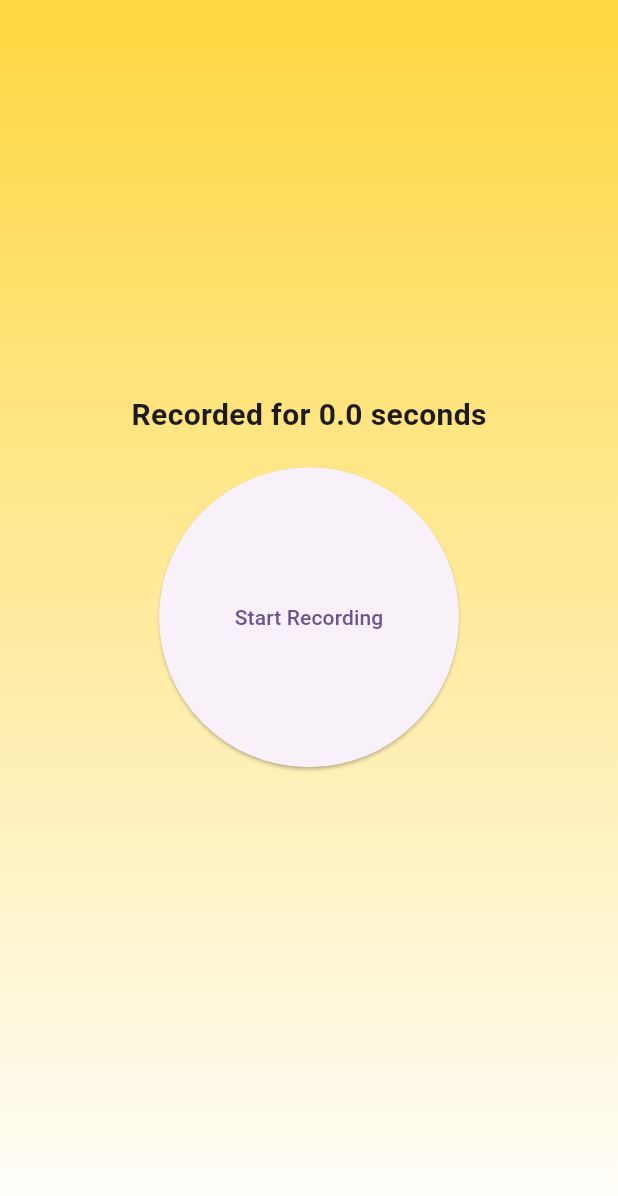
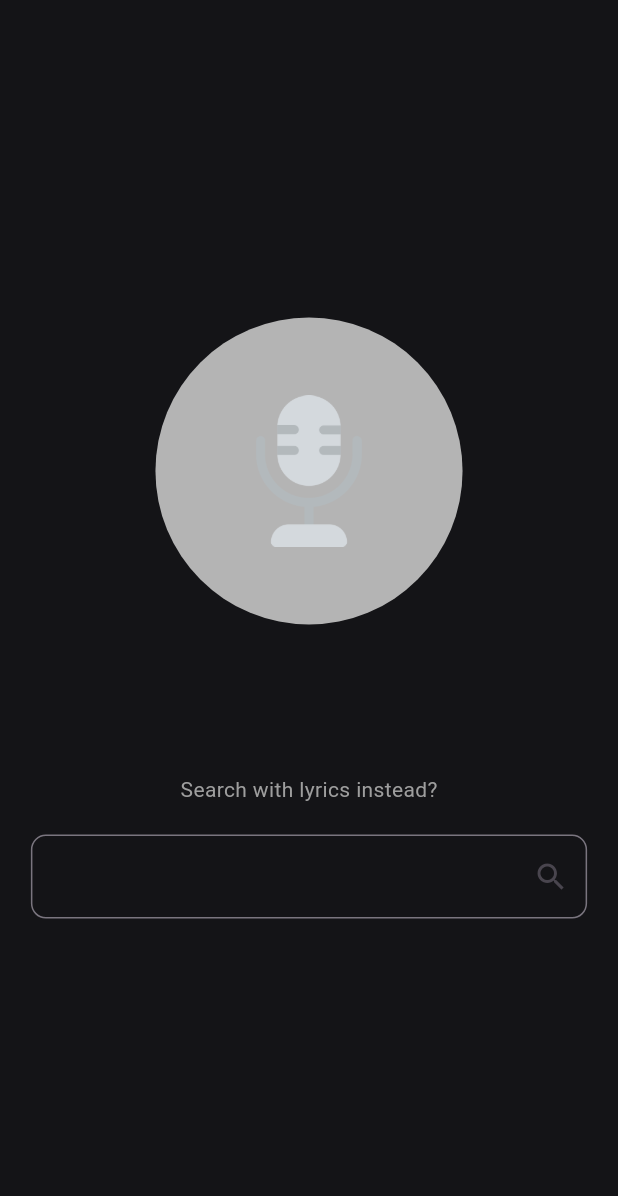
Before and after one commit to imrnh/Melody-app, a Flutter app: the ListenMusicPage screen opened directly, on a phone screen of 412 x 824 dp. Shown: the top 1196 px of the screen. Run offline on Flutter 3.47's test engine with Material 3 defaults, Android fonts, the phone set to English and light mode, and no system bars; our stand-ins replace firebase_auth, firebase_core, firebase_database, flutter_chat_types, flutter_chat_ui, get and 2 more; missing offline and left inert: record; accounts and stored records are empty.

Commit message:
Added lyrics input

```diff
--- a/lib/main.dart
+++ b/lib/main.dart
@@ -42,8 +42,9 @@ class MyApp extends StatelessWidget {
         useMaterial3: true,
       ),
       debugShowCheckedModeBanner: false,
-      initialRoute: "/discover", //ChatPage(myUID: "2343", frUID: "4009viodsf"),
-      getPages: pageMapping(),
+      // initialRoute: "/discover", //ChatPage(myUID: "2343", frUID: "4009viodsf"),
+      // getPages: pageMapping(),
+      home: AuthScreen(),
     );
   }
 }
--- a/lib/pages/music_discovery/listen_audio.dart
+++ b/lib/pages/music_discovery/listen_audio.dart
@@ -7,6 +7,7 @@ import 'package:path_provider/path_provider.dart';
 import 'dart:io';
 import 'package:http/http.dart' as http;
 import 'package:twilite/pages/music_discovery/discovered_music_view.dart';
+import 'package:google_fonts/google_fonts.dart';
 
 String randomString() {
   final random = Random.secure();
@@ -15,27 +16,68 @@ String randomString() {
 }
 
 class ListenMusicPage extends StatefulWidget {
-  const ListenMusicPage({super.key});
+  ListenMusicPage({super.key});
 
   @override
   State<ListenMusicPage> createState() => _ListenMusicPageState();
 }
 
-class _ListenMusicPageState extends State<ListenMusicPage> {
+class _ListenMusicPageState extends State<ListenMusicPage>
+    with TickerProviderStateMixin {
   final recorder = AudioRecorder();
   List<dynamic> audioData = [];
   late DateTime startTime;
-  late double totalWTime = 0.0;
   late String rpath = "";
-  final String audio_filename = randomString();
+  final String audioFilename = randomString();
   bool isRecording = false;
+
+  TextEditingController editingController = TextEditingController();
+  String _response = '';
+
+  late AnimationController _controller;
+  @override
+  void initState() {
+    _controller = AnimationController(
+      vsync: this,
+      duration: const Duration(seconds: 2),
+    );
+    _controller.repeat(
+        reverse: true); // Reversing the animation to create a continuous effect
+    super.initState();
+  }
+
+  void searchWithLyrics() async {
+    String url = 'http://192.168.65.244:8000/lyrics/search';
+    String textToSend = editingController.text;
+    try {
+      final response = await http.post(
+        Uri.parse(url),
+        body: json.encode({'search_text': textToSend}),
+        headers: {
+          'Content-Type': 'application/json',
+        },
+      );
+
+      var responseData = await response.body;
+
+      List<dynamic> songs = json.decode(responseData)['songs'];
+      if (songs.length > 0) {
+        Get.to(DiscoveredMusicViewPage(
+            songTitle: songs[0]['mname'],
+            songArtist: songs[0]['artist_name'],
+            songs: songs));
+      }
+    } catch (e) {
+      print("Exception : $e");
+    }
+  }
 
   void uploadFile() async {
     final directory = await getApplicationDocumentsDirectory();
-    File file = File('${directory.path}/$audio_filename.m4a');
+    File file = File('${directory.path}/$audioFilename.m4a');
     var request = http.MultipartRequest(
       'POST',
-      Uri.parse('http://10.24.78.19:8000/uploadfile/'),
+      Uri.parse('http://10.24.78.19:8000/music/uploadfile/'),
     );
 
     var fileStream = http.ByteStream(file.openRead());
@@ -46,14 +88,9 @@ class _ListenMusicPageState extends State<ListenMusicPage> {
     request.files.add(multipartFile);
 
     try {
-      // Send the request
       var response = await request.send();
-
-      // Check the response
-
       var responseData = await response.stream.bytesToString();
 
-      print("@@@@@@@@@@@@@@@@@@@@@@@@@@@@@@@@@@@@@@@@@@@@@@@@@@@@@\t\t\t");
       List<dynamic> songs = json.decode(responseData)['songs'];
 
       String first_song = songs[0];
@@ -62,7 +99,6 @@ class _ListenMusicPageState extends State<ListenMusicPage> {
       Get.to(DiscoveredMusicViewPage(
           songTitle: title, songArtist: artist, songs: songs));
     } catch (e) {
-      totalWTime = DateTime.now().difference(startTime).inMilliseconds / 1000.0;
       print('Error uploading file: $e');
     }
   }
@@ -72,80 +108,115 @@ class _ListenMusicPageState extends State<ListenMusicPage> {
       final directory = await getApplicationDocumentsDirectory();
       startTime = DateTime.now();
       await recorder.start(const RecordConfig(sampleRate: 44100),
-          path: '${directory.path}/$audio_filename.m4a');
+          path: '${directory.path}/$audioFilename.m4a');
     }
   }
 
-  // void startListening() async {
-  //   audioData = []; //cleanign list before starting.
-  //   startTime = DateTime.now();
-  //   if (await recorder.hasPermission()) {
-  //     final stream = await recorder
-  //         .startStream(const RecordConfig(sampleRate: 44100, bitRate: 350000));
-  //
-  //     stream.listen((data) {
-  //       audioData.add(data);
-  //     });
-  //   }
-  // }
-
   void stopRecording() async {
-    final path = await recorder.stop();
-
-    setState(() {
-      // rpath = path!;
-      totalWTime = DateTime.now().difference(startTime).inMilliseconds / 1000.0;
-    });
+    await recorder.stop();
     uploadFile();
-  }
-
-  void printData() {
-    // print("\n\n\n\n\n\n\n\n\n\n\n\n\n\naudio data is: \n\n\n\n\n\n\n\n ${audioData[2].length}");
-    print("Total length:  ${audioData.length}");
-    int lsum = 0;
-    audioData.forEach((element) {
-      print("L: ${element.length}");
-      lsum = lsum + element.length as int;
-    });
-    print("Bits: $lsum");
   }
 
   @override
   Widget build(BuildContext context) {
     return Scaffold(
+      backgroundColor: Color.fromRGBO(20, 20, 23, 1),
       body: Container(
         width: MediaQuery.of(context).size.width,
         height: MediaQuery.of(context).size.height,
-        decoration: BoxDecoration(
-          gradient: LinearGradient(
-            begin: Alignment.topCenter,
-            end: Alignment.bottomCenter,
-            colors: [Colors.amberAccent, Colors.white],
-          ),
-        ),
+        decoration: BoxDecoration(),
         child: Padding(
           padding: EdgeInsets.all(16.0),
           child: Column(
             mainAxisAlignment: MainAxisAlignment.center,
             crossAxisAlignment: CrossAxisAlignment.center,
             children: [
+              AnimatedBuilder(
+                  animation: _controller,
+                  builder: (context, child) {
+                    return Container(
+                      width:
+                          200 + _controller.value * (!isRecording ? 5.0 : 30.0),
+                      height:
+                          200 + _controller.value * (!isRecording ? 5.0 : 30.0),
+                      decoration: BoxDecoration(
+                        borderRadius: BorderRadius.circular(100),
+                      ),
+                      child: ElevatedButton(
+                          style: ButtonStyle(
+                            backgroundColor: MaterialStateProperty.all(
+                                Color.fromRGBO(180, 180, 180, 1)),
+                            elevation: MaterialStateProperty.all(0.0),
+                          ),
+                          onPressed: toggleRecording,
+                          child: isRecording
+                              ? Column(
+                                  mainAxisAlignment: MainAxisAlignment.center,
+                                  children: [
+                                    Image(
+                                      image: AssetImage(
+                                          "assets/icons/microphone.png"),
+                                      width: 60 +
+                                          _controller.value *
+                                              (!isRecording ? 5.0 : 15.0),
+                                      height: 60 +
+                                          _controller.value *
+                                              (!isRecording ? 5.0 : 15.0),
+                                    ),
+                                    SizedBox(
+                                      height: 10,
+                                    ),
+                                    Text(
+                                      "Tap to stop",
+                                      style: GoogleFonts.lato(
+                                          textStyle: TextStyle(
+                                              color:
+                                                  Colors.white.withOpacity(1),
+                                              fontSize:
+                                                  15 + _controller.value * 5.0,
+                                              fontWeight: FontWeight.w300)),
+                                    )
+                                  ],
+                                )
+                              : Image(
+                                  image:
+                                      AssetImage("assets/icons/microphone.png"),
+                                  width: 96 +
+                                      _controller.value *
+                                          (!isRecording ? 5.0 : 30.0),
+                                  height: 96 +
+                                      _controller.value *
+                                          (!isRecording ? 5.0 : 30.0),
+                                )),
+                    );
+                  }),
+              SizedBox(
+                height: 100,
+              ),
               Text(
-                "Recorded for ${totalWTime} seconds",
-                style: TextStyle(fontSize: 20.0, fontWeight: FontWeight.bold),
+                "Search with lyrics instead?",
+                style: TextStyle(color: Colors.grey),
               ),
-              SizedBox(height: 20.0),
+              SizedBox(
+                height: 20,
+              ),
               Container(
-                width: 200,
-                height: 200,
-                decoration:
-                    BoxDecoration(borderRadius: BorderRadius.circular(100)),
-                child: ElevatedButton(
-                  onPressed: toggleRecording,
-                  child:
-                      Text(isRecording ? "Stop Recording" : "Start Recording"),
+                width: MediaQuery.of(context).size.width * 0.9,
+                child: TextFormField(
+                  style: TextStyle(color: Colors.white),
+                  controller: editingController,
+                  decoration: InputDecoration(
+                      suffixIcon: GestureDetector(
+                        onTap: () {
+                          searchWithLyrics();
+                        },
+                        child: Icon(Icons.search_outlined),
+                      ),
+                      border: OutlineInputBorder(
+                          borderRadius: BorderRadius.circular(10),
+                          borderSide: BorderSide(color: Colors.white))),
                 ),
               ),
-              SizedBox(height: 50.0),
             ],
           ),
         ),
--- /dev/null
+++ b/lib/pages/music_discovery/lyrics_search.txt.dart
@@ -0,0 +1 @@
+import 'package:flutter/material.dart';
--- a/lib/widgets/music_discovery/cover_image_with_wrapper.dart
+++ b/lib/widgets/music_discovery/cover_image_with_wrapper.dart
@@ -13,7 +13,7 @@ Widget getDiscoveredMusicCoverWidget(
     height: contentHeight,
     child: Stack(
       children: [
-        Image.asset(
+        Image.network(
           imagePath,
           width: contentWidth,
           height: contentHeight,
--- a/lib/widgets/music_discovery/song_annotation_bar.dart
+++ b/lib/widgets/music_discovery/song_annotation_bar.dart
@@ -18,7 +18,7 @@ Widget getSongAnnotationBar(dynamic context, String annotation) {
 
             SizedBox(
               width: containerWidth,
-              child: Text("${annotation.substring(0, 129)}... more",
+              child: Text("",
                 style: GoogleFonts.inter(
                   fontSize: 9
                 ),
--- a/pubspec.yaml
+++ b/pubspec.yaml
@@ -47,6 +47,7 @@ dependencies:
   flutter_chat_ui: ^1.6.9
   firebase_database: ^10.3.3
   http: ^1.0.0
+  flutter_animate: ^4.3.0
 
 dev_dependencies:
   flutter_test:
```
Also changed, not shown: lib/pages/music_discovery/discovered_music_view.dart (+25 -25 lines), assets/icons/microphone.png (added), pubspec.lock, 1 other file.
